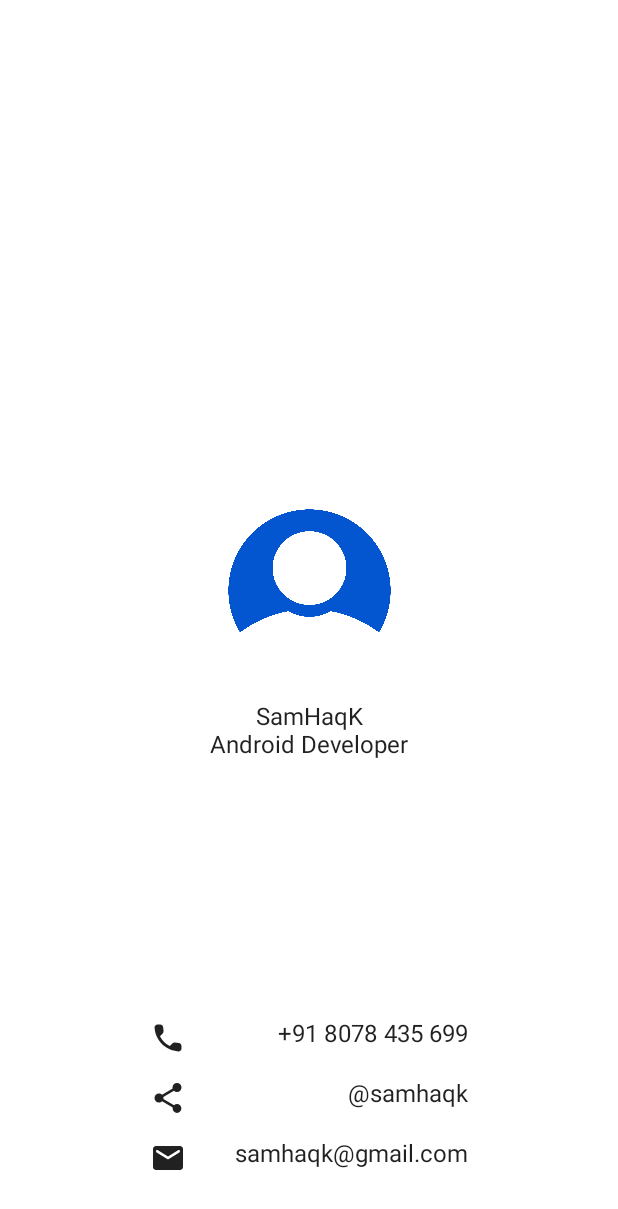
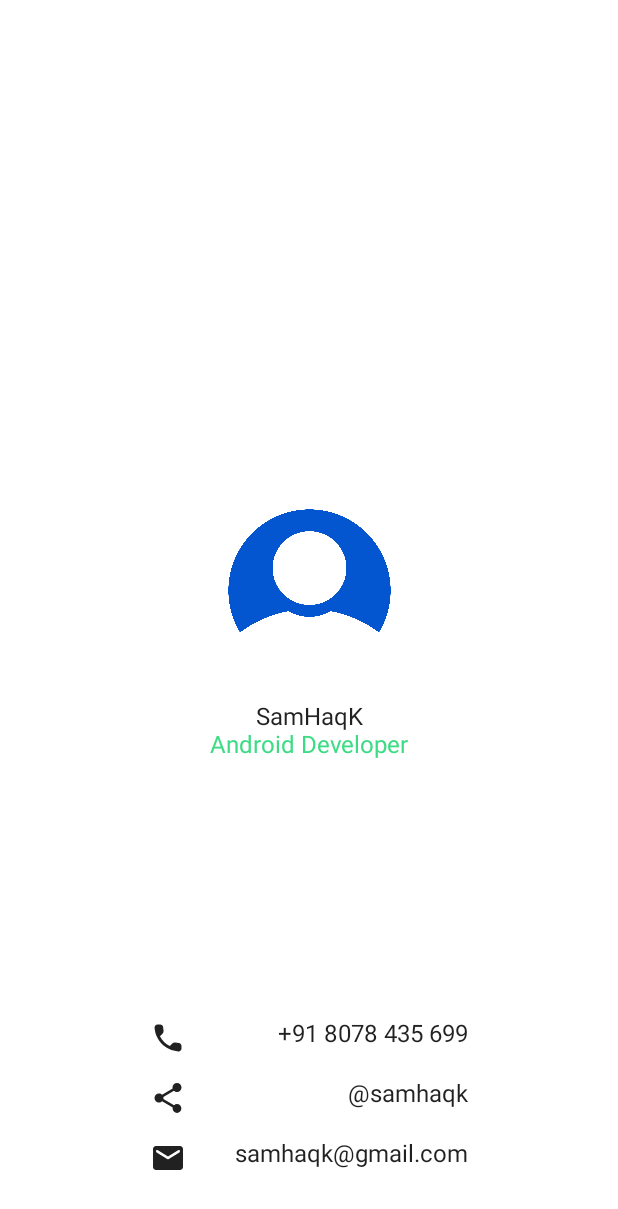
Before and after one commit to sameemul-haque/Android-Basics-with-Compose-Tutorial, an Android app built with Jetpack Compose: the screen it shows after launch (MainActivity), on a phone screen of 412 x 824 dp. Shown: the top 1209 px of the screen. Run offline under Robolectric (Android 15) with nearby library versions, the phone set to English and light mode, and no system bars.

Commit message:
text color added

```diff
--- a/app/src/main/java/com/samhaqk/businesscard/MainActivity.kt
+++ b/app/src/main/java/com/samhaqk/businesscard/MainActivity.kt
@@ -16,6 +16,7 @@ import androidx.compose.material.icons.rounded.Share
 import androidx.compose.runtime.Composable
 import androidx.compose.ui.Alignment
 import androidx.compose.ui.Modifier
+import androidx.compose.ui.graphics.Color
 import androidx.compose.ui.res.painterResource
 import androidx.compose.ui.tooling.preview.Preview
 import androidx.compose.ui.unit.dp
@@ -58,7 +59,7 @@ fun BusinessCard() {
                 .padding(top = 16.dp, bottom = 16.dp)
         )
         Text(text = "SamHaqK")
-        Text(text = "Android Developer")
+        Text(text = "Android Developer", color = Color(0xFF3ddc84))
     }
     //Bottom
     Column(
```
